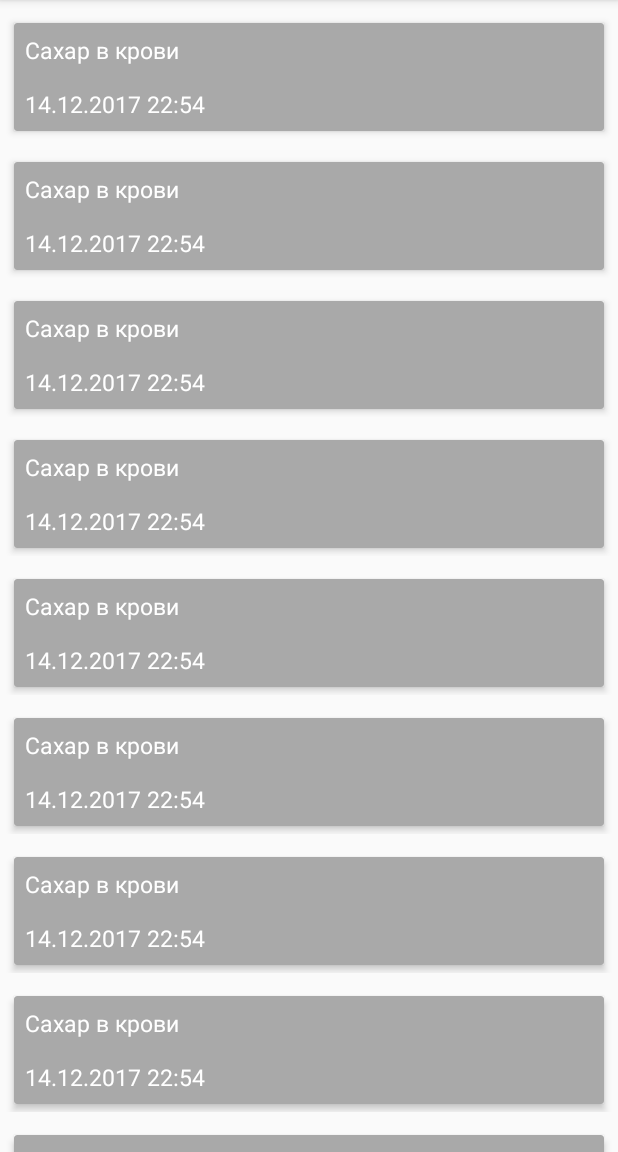
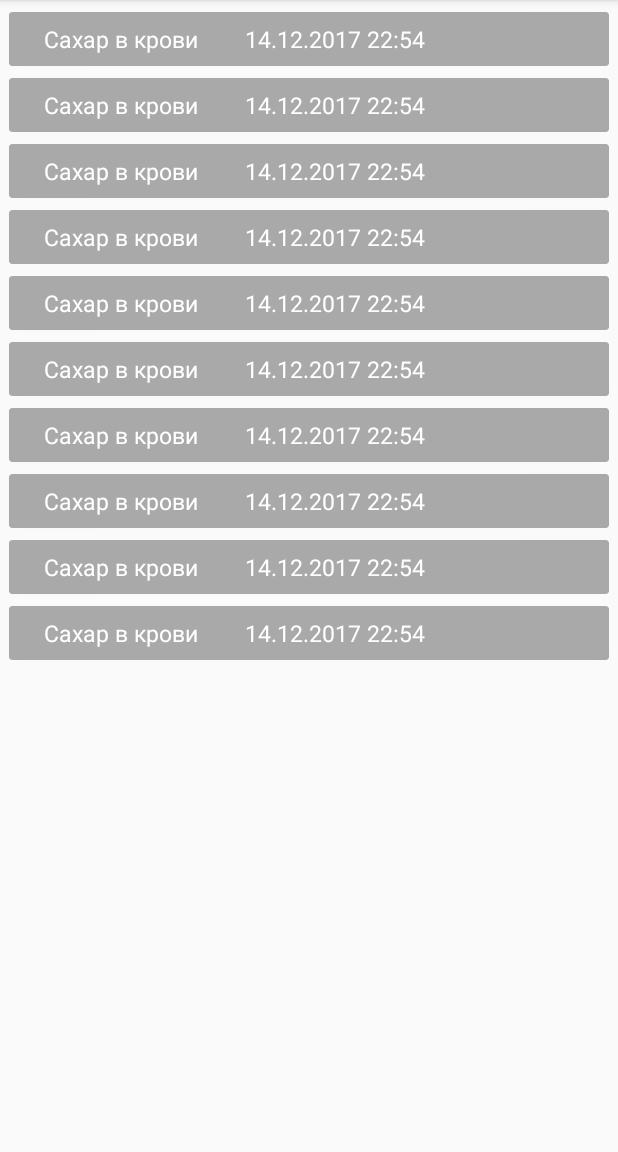
Before and after one commit to LeagueOfDevelopers/ItHappened, an Android app: the fragment EventsFragment placed in its activity, on a phone screen of 412 x 824 dp, the part 84-1236 px from its top. Run offline under Robolectric (Android 15) with nearby library versions, the phone set to English and light mode, and no system bars.

Commit message:
EventsHistoryActivity linear version

```diff
--- a/Android/ItHappenedAndroid/app/src/main/res/layout/event_item.xml
+++ b/Android/ItHappenedAndroid/app/src/main/res/layout/event_item.xml
@@ -4,7 +4,6 @@
     android:orientation="vertical"
     android:layout_width="match_parent"
     android:layout_height="wrap_content"
-    android:layout_marginTop="10dp"
     android:weightSum="1">
 
     <android.support.v7.widget.CardView
@@ -15,9 +14,8 @@
         android:layout_alignParentLeft="true"
         android:layout_alignParentStart="true"
         android:layout_centerHorizontal="true"
-        android:layout_margin="5dp"
-        card_view:cardElevation="3dp"
-        android:layout_weight="31.85">
+        android:layout_margin="4dp"
+        card_view:cardElevation="1dp">
 
 
             <RelativeLayout
@@ -30,20 +28,25 @@
                     android:layout_gravity="left"
                     android:id="@+id/TrackingTitle"
                     android:textAlignment="center"
-                    android:layout_width="wrap_content"
+                    android:layout_width="150dp"
                     android:layout_height="wrap_content"
                     android:text="Сахар в крови"
                     android:textSize="15sp"
-                    android:textColor="#FFFFFF"></TextView>
+                    android:textColor="#FFFFFF"
+                    >
+                </TextView>
+
                 <TextView
-                    android:padding="7dp"
                     android:id="@+id/eventDate"
                     android:layout_width="wrap_content"
                     android:layout_height="wrap_content"
-                    android:layout_below="@+id/TrackingTitle"
+                    android:layout_alignParentTop="true"
+                    android:layout_toEndOf="@+id/TrackingTitle"
+                    android:layout_toRightOf="@+id/TrackingTitle"
+                    android:padding="7dp"
                     android:text="14.12.2017 22:54"
-                    android:textSize="15sp"
-                    android:textColor="#FFFFFF"/>
+                    android:textColor="#FFFFFF"
+                    android:textSize="15sp" />
 
             </RelativeLayout>
 
--- a/Android/ItHappenedAndroid/app/src/main/res/layout/fragment_events_history.xml
+++ b/Android/ItHappenedAndroid/app/src/main/res/layout/fragment_events_history.xml
@@ -4,9 +4,10 @@
     android:layout_height="match_parent">
 
     <android.support.v7.widget.RecyclerView
+        android:layout_marginTop="4dp"
         android:id="@+id/evetsRec"
-        android:paddingLeft="4dp"
-        android:paddingRight="4dp"
+        android:paddingLeft="2dp"
+        android:paddingRight="2dp"
         android:clipToPadding="false"
         android:layout_width="match_parent"
         android:layout_height="match_parent"></android.support.v7.widget.RecyclerView>
--- a/Android/ItHappenedAndroid/app/src/main/res/layout/fragment_trackings.xml
+++ b/Android/ItHappenedAndroid/app/src/main/res/layout/fragment_trackings.xml
@@ -7,6 +7,7 @@
     android:layout_height="match_parent">
 
     <LinearLayout
+
         android:id="@+id/trackingsLL"
         android:layout_width="match_parent"
         android:layout_height="wrap_content">
```
